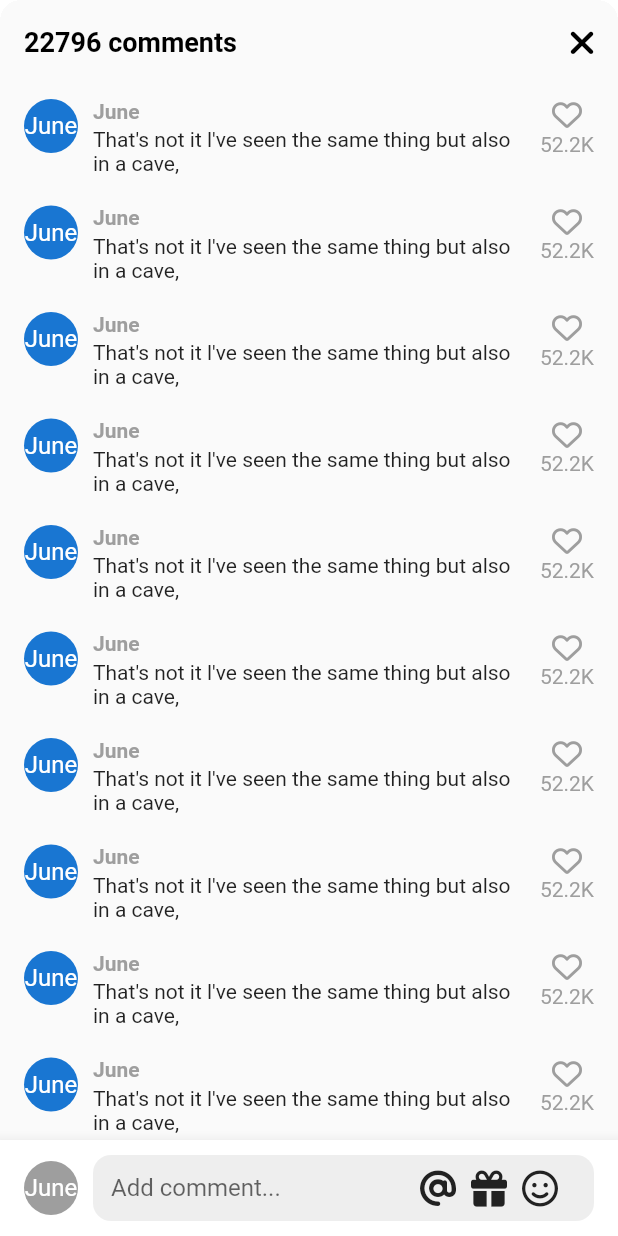
After one commit to Junhyung-Won/flutter-tiktok, a Flutter app: the VideoComments screen opened directly, on a phone screen of 412 x 824 dp. The commit adds this screen. Run offline on Flutter 3.47's test engine with Material 2 defaults, Android fonts, the phone set to English and light mode, and no system bars; our stand-ins replace font_awesome_flutter, video_player, visibility_detector; network calls fail.

Commit message:
Comments UI

```diff
--- a/lib/features/main_navigation/main_navigation_screen.dart
+++ b/lib/features/main_navigation/main_navigation_screen.dart
@@ -36,6 +36,7 @@ class _MainNavigationScreenState extends State<MainNavigationScreen> {
   @override
   Widget build(BuildContext context) {
     return Scaffold(
+      resizeToAvoidBottomInset: false,
       backgroundColor: _selectedIndex == 0 ? Colors.black : Colors.white,
       body: Stack(
         children: [
--- /dev/null
+++ b/lib/features/videos/widgets/video_comments.dart
@@ -0,0 +1,200 @@
+import 'package:flutter/material.dart';
+import 'package:flutter_tiktok_clone/constants/gaps.dart';
+import 'package:flutter_tiktok_clone/constants/sizes.dart';
+import 'package:font_awesome_flutter/font_awesome_flutter.dart';
+
+class VideoComments extends StatefulWidget {
+  const VideoComments({super.key});
+
+  @override
+  State<VideoComments> createState() => _VideoCommentsState();
+}
+
+class _VideoCommentsState extends State<VideoComments> {
+  bool _isWriting = false;
+
+  void _onClosePressed() {
+    Navigator.of(context).pop();
+  }
+
+  void _onStopWriting() {
+    FocusScope.of(context).unfocus();
+    setState(() {
+      _isWriting = false;
+    });
+  }
+
+  void _onStartWriting() {
+    setState(() {
+      _isWriting = true;
+    });
+  }
+
+  @override
+  Widget build(BuildContext context) {
+    final size = MediaQuery.of(context).size;
+    return Container(
+      height: size.height * 0.75,
+      clipBehavior: Clip.hardEdge,
+      decoration: BoxDecoration(
+        borderRadius: BorderRadius.circular(Sizes.size14),
+      ),
+      child: Scaffold(
+        backgroundColor: Colors.grey.shade50,
+        appBar: AppBar(
+          backgroundColor: Colors.grey.shade50,
+          automaticallyImplyLeading: false,
+          title: const Text("22796 comments"),
+          actions: [
+            IconButton(
+              onPressed: _onClosePressed,
+              icon: const FaIcon(FontAwesomeIcons.xmark),
+            ),
+          ],
+        ),
+        body: GestureDetector(
+          onTap: _onStopWriting,
+          child: Stack(
+            children: [
+              ListView.separated(
+                padding: const EdgeInsets.symmetric(
+                  vertical: Sizes.size10,
+                  horizontal: Sizes.size16,
+                ),
+                separatorBuilder: (context, index) => Gaps.v20,
+                itemCount: 10,
+                itemBuilder: (context, index) => Row(
+                  crossAxisAlignment: CrossAxisAlignment.start,
+                  children: [
+                    const CircleAvatar(
+                      radius: 18,
+                      child: Text("June"),
+                    ),
+                    Gaps.h10,
+                    Expanded(
+                      child: Column(
+                        crossAxisAlignment: CrossAxisAlignment.start,
+                        children: [
+                          Text(
+                            'June',
+                            style: TextStyle(
+                                fontWeight: FontWeight.bold,
+                                fontSize: Sizes.size14,
+                                color: Colors.grey.shade500),
+                          ),
+                          Gaps.v3,
+                          const Text(
+                              "That's not it l've seen the same thing but also in a cave,")
+                        ],
+                      ),
+                    ),
+                    Gaps.h10,
+                    Column(
+                      children: [
+                        FaIcon(
+                          FontAwesomeIcons.heart,
+                          size: Sizes.size20,
+                          color: Colors.grey.shade500,
+                        ),
+                        Gaps.v2,
+                        Text(
+                          '52.2K',
+                          style: TextStyle(
+                            color: Colors.grey.shade500,
+                          ),
+                        ),
+                      ],
+                    ),
+                  ],
+                ),
+              ),
+              Positioned(
+                bottom: 0,
+                width: size.width,
+                child: BottomAppBar(
+                  color: Colors.white,
+                  child: Padding(
+                    padding: const EdgeInsets.symmetric(
+                      horizontal: Sizes.size16,
+                      vertical: Sizes.size10,
+                    ),
+                    child: Row(
+                      children: [
+                        CircleAvatar(
+                          radius: 18,
+                          backgroundColor: Colors.grey.shade500,
+                          foregroundColor: Colors.white,
+                          child: const Text("June"),
+                        ),
+                        Gaps.h10,
+                        Expanded(
+                          child: SizedBox(
+                            height: Sizes.size44,
+                            child: TextField(
+                              onTap: _onStartWriting,
+                              expands: true,
+                              minLines: null,
+                              maxLines: null,
+                              textInputAction: TextInputAction.newline,
+                              cursorColor: Theme.of(context).primaryColor,
+                              decoration: InputDecoration(
+                                  hintText: "Add comment...",
+                                  border: OutlineInputBorder(
+                                    borderRadius: BorderRadius.circular(
+                                      Sizes.size12,
+                                    ),
+                                    borderSide: BorderSide.none,
+                                  ),
+                                  filled: true,
+                                  fillColor: Colors.grey.shade200,
+                                  contentPadding: const EdgeInsets.symmetric(
+                                    horizontal: Sizes.size12,
+                                  ),
+                                  suffixIcon: Padding(
+                                    padding: const EdgeInsets.only(
+                                        right: Sizes.size14),
+                                    child: Row(
+                                      mainAxisSize: MainAxisSize.min,
+                                      children: [
+                                        FaIcon(
+                                          FontAwesomeIcons.at,
+                                          color: Colors.grey.shade900,
+                                        ),
+                                        Gaps.h10,
+                                        FaIcon(
+                                          FontAwesomeIcons.gift,
+                                          color: Colors.grey.shade900,
+                                        ),
+                                        Gaps.h10,
+                                        FaIcon(
+                                          FontAwesomeIcons.faceSmile,
+                                          color: Colors.grey.shade900,
+                                        ),
+                                        Gaps.h10,
+                                        if (_isWriting)
+                                          GestureDetector(
+                                            onTap: _onStopWriting,
+                                            child: FaIcon(
+                                              FontAwesomeIcons.circleArrowUp,
+                                              color: Theme.of(context)
+                                                  .primaryColor,
+                                            ),
+                                          ),
+                                      ],
+                                    ),
+                                  )),
+                            ),
+                          ),
+                        ),
+                      ],
+                    ),
+                  ),
+                ),
+              ),
+            ],
+          ),
+        ),
+      ),
+    );
+  }
+}
--- a/lib/features/videos/widgets/video_post.dart
+++ b/lib/features/videos/widgets/video_post.dart
@@ -2,6 +2,7 @@ import 'package:flutter/material.dart';
 import 'package:flutter_tiktok_clone/constants/gaps.dart';
 import 'package:flutter_tiktok_clone/constants/sizes.dart';
 import 'package:flutter_tiktok_clone/features/videos/widgets/video_button.dart';
+import 'package:flutter_tiktok_clone/features/videos/widgets/video_comments.dart';
 import 'package:font_awesome_flutter/font_awesome_flutter.dart';
 import 'package:video_player/video_player.dart';
 import 'package:visibility_detector/visibility_detector.dart';
@@ -68,9 +69,24 @@ class _VideoPostState extends State<VideoPost>
   }
 
   void _onVisibilityChanged(VisibilityInfo info) {
-    if (info.visibleFraction == 1 && !_videoPlayerController.value.isPlaying) {
+    if (info.visibleFraction == 1 &&
+        !_isPaused &&
+        !_videoPlayerController.value.isPlaying) {
       _videoPlayerController.play();
     }
+  }
+
+  void _onCommentsTap(BuildContext context) async {
+    if (_videoPlayerController.value.isPlaying) {
+      _onTogglePause();
+    }
+    await showModalBottomSheet(
+      context: context,
+      isScrollControlled: true,
+      backgroundColor: Colors.transparent,
+      builder: (context) => const VideoComments(),
+    );
+    _onTogglePause();
   }
 
   void _onTogglePause() {
@@ -135,7 +151,7 @@ class _VideoPostState extends State<VideoPost>
               crossAxisAlignment: CrossAxisAlignment.start,
               children: const [
                 Text(
-                  "@니꼬",
+                  "@June",
                   style: TextStyle(
                     fontSize: Sizes.size20,
                     color: Colors.white,
@@ -144,7 +160,7 @@ class _VideoPostState extends State<VideoPost>
                 ),
                 Gaps.v10,
                 Text(
-                  "This is my house in Thailand!!!",
+                  "Canada Life After Snowing",
                   style: TextStyle(
                     fontSize: Sizes.size16,
                     color: Colors.white,
@@ -157,8 +173,8 @@ class _VideoPostState extends State<VideoPost>
             bottom: 20,
             right: 10,
             child: Column(
-              children: const [
-                CircleAvatar(
+              children: [
+                const CircleAvatar(
                   radius: 25,
                   backgroundColor: Colors.black,
                   foregroundColor: Colors.white,
@@ -168,17 +184,20 @@ class _VideoPostState extends State<VideoPost>
                   child: Text("니꼬"),
                 ),
                 Gaps.v24,
-                VideoButton(
+                const VideoButton(
                   icon: FontAwesomeIcons.solidHeart,
                   text: "2.9M",
                 ),
                 Gaps.v24,
-                VideoButton(
-                  icon: FontAwesomeIcons.solidComment,
-                  text: "33K",
+                GestureDetector(
+                  onTap: () => _onCommentsTap(context),
+                  child: const VideoButton(
+                    icon: FontAwesomeIcons.solidComment,
+                    text: "33K",
+                  ),
                 ),
                 Gaps.v24,
-                VideoButton(
+                const VideoButton(
                   icon: FontAwesomeIcons.share,
                   text: "Share",
                 )
```
